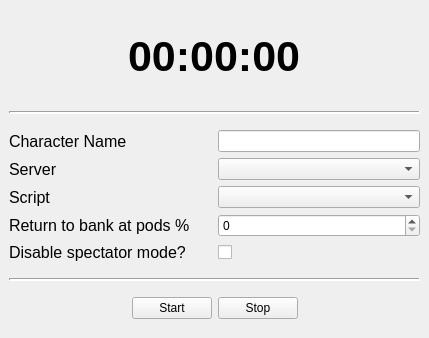
This is src/gui/main_window/MainWindow.ui in R3conS/Sadidauto-Dofus-Retro-Bot as Qt 5 draws it before an edit. The edited form follows.
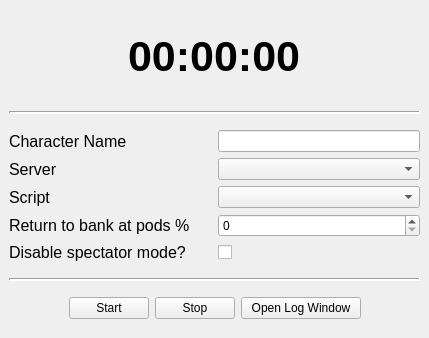
This is the edited form. Custom widgets are drawn as their Qt base class.

```diff
--- a/src/gui/main_window/MainWindow.ui
+++ b/src/gui/main_window/MainWindow.ui
@@ -26,7 +26,7 @@
    <string>MainWindow</string>
   </property>
   <widget class="QWidget" name="centralwidget">
-   <layout class="QVBoxLayout" name="verticalLayout_5">
+   <layout class="QHBoxLayout" name="horizontalLayout_10">
     <item>
      <layout class="QVBoxLayout" name="verticalLayout_2">
       <item>
@@ -302,6 +302,19 @@
           </property>
          </widget>
         </item>
+        <item>
+         <widget class="OpenLogWindowButton" name="open_log_window_button">
+          <property name="minimumSize">
+           <size>
+            <width>120</width>
+            <height>0</height>
+           </size>
+          </property>
+          <property name="text">
+           <string>Open Log Window</string>
+          </property>
+         </widget>
+        </item>
         <item>
          <spacer name="horizontalSpacer_2">
           <property name="orientation">
@@ -358,6 +371,11 @@
    <extends>QPushButton</extends>
    <header>src.gui.main_window.button_start</header>
   </customwidget>
+  <customwidget>
+   <class>OpenLogWindowButton</class>
+   <extends>QPushButton</extends>
+   <header>src.gui.main_window.button_open_log_window</header>
+  </customwidget>
  </customwidgets>
  <resources/>
  <connections/>
```
